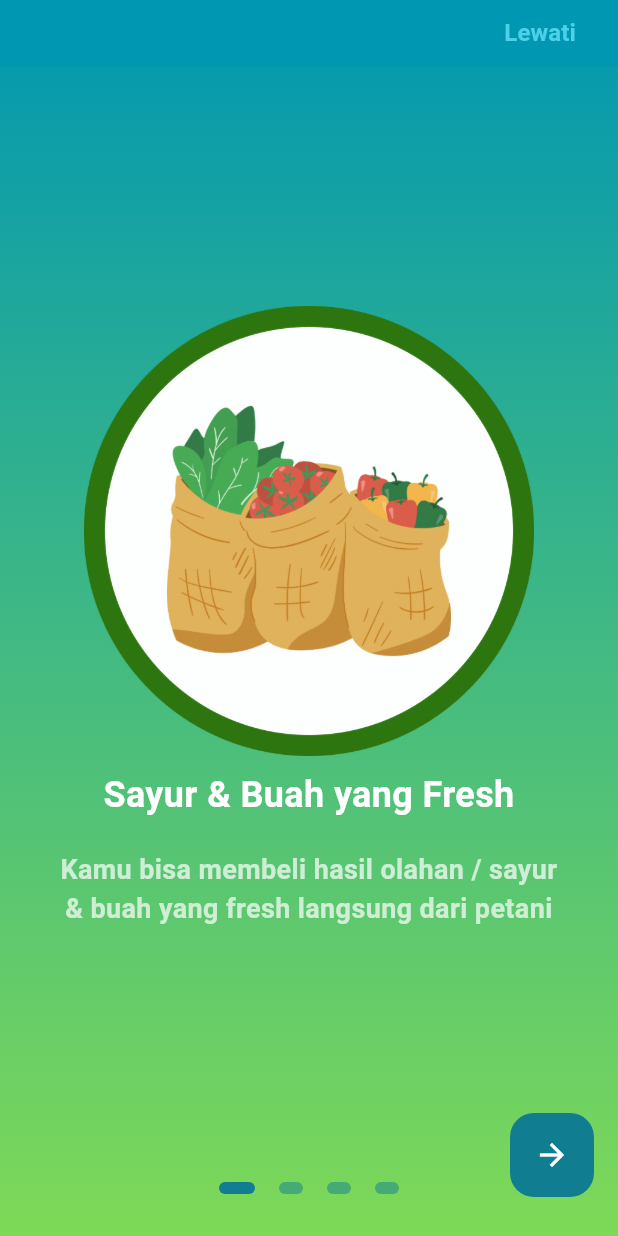
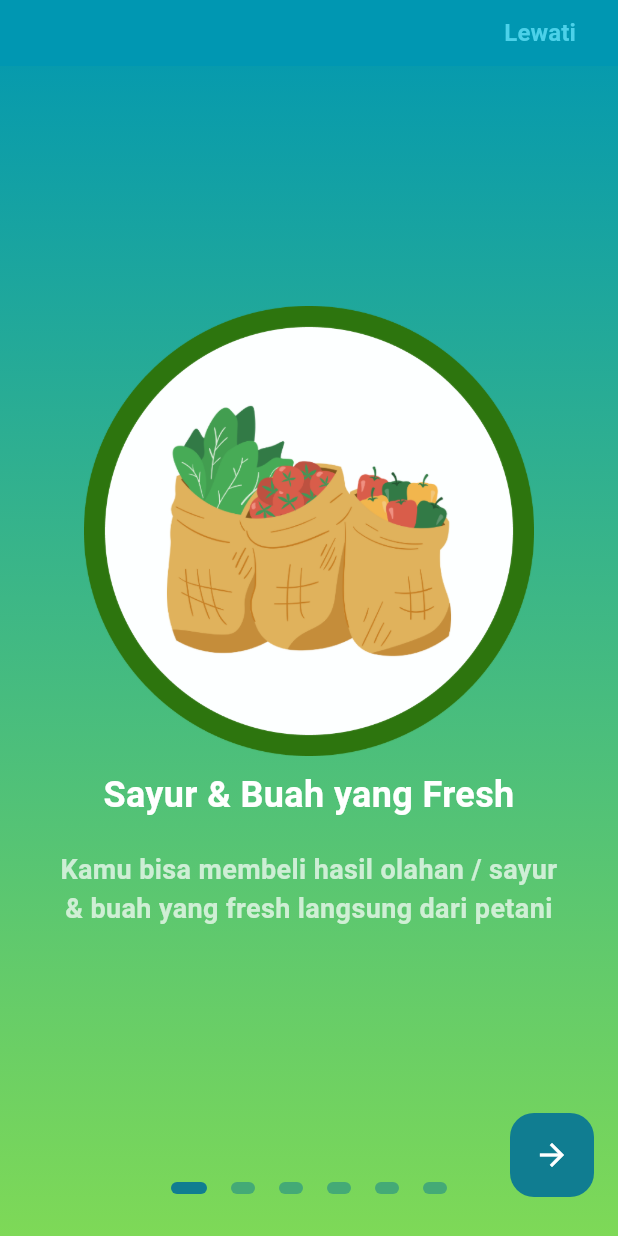
Before and after one commit to dodichakill/higrolyn, a Flutter app: the screen it shows after launch, on a phone screen of 412 x 824 dp. Run offline on Flutter 3.47's test engine with Material 3 defaults, Android fonts, the light colour scheme and no system bars; drawn by our look-alikes of flutter_onboarding_slider; our stand-ins replace another_flutter_splash_screen.

Commit message:
feat: add other onboarding list

```diff
--- /dev/null
+++ b/lib/api/dummyfile.txt
@@ -0,0 +1 @@
+Gasskeun ngap
--- /dev/null
+++ b/lib/models/dummyfile.txt
@@ -0,0 +1 @@
+Gasskeun ngap
--- a/lib/utils/assets_path.dart
+++ b/lib/utils/assets_path.dart
@@ -7,4 +7,6 @@ class ImageAssets {
   static const String onboarding1 = "$root/foods.png";
   static const String onboarding2 = "$root/scan.png";
   static const String onboarding3 = "$root/comunity.png";
+  static const String onboarding4 = "$root/chatbot.png";
+  static const String onboarding5 = "$root/article.png";
 }
--- a/lib/views/onboarding_screen.dart
+++ b/lib/views/onboarding_screen.dart
@@ -48,7 +48,7 @@ class OnboardingScreen extends StatelessWidget {
         );
       },
       controllerColor: MyColors.secondaryColorDark,
-      totalPage: 4,
+      totalPage: 6,
       headerBackgroundColor: MyColors.secondaryColor,
       pageBackgroundGradient: const LinearGradient(colors: [
         MyColors.secondaryColor,
@@ -69,6 +69,16 @@ class OnboardingScreen extends StatelessWidget {
         ),
         Image.asset(
           ImageAssets.onboarding3,
+          height: 300,
+          alignment: Alignment.center,
+        ),
+        Image.asset(
+          ImageAssets.onboarding4,
+          height: 300,
+          alignment: Alignment.center,
+        ),
+        Image.asset(
+          ImageAssets.onboarding5,
           height: 300,
           alignment: Alignment.center,
         ),
@@ -197,6 +207,76 @@ class OnboardingScreen extends StatelessWidget {
                 height: 480,
               ),
               Text(
+                'Chatbot Interaktif',
+                textAlign: TextAlign.center,
+                style: TextStyle(
+                  color: Colors.white,
+                  fontSize: 24.0,
+                  fontWeight: FontWeight.w600,
+                ),
+              ),
+              SizedBox(
+                height: 20,
+              ),
+              Text(
+                'Kamu juga bisa berdiskusi dengan chatbot tentang informasi pertanian',
+                textAlign: TextAlign.center,
+                style: TextStyle(
+                  color: Colors.white70,
+                  fontSize: 18.0,
+                  fontWeight: FontWeight.w600,
+                ),
+              ),
+            ],
+          ),
+        ),
+        Container(
+          alignment: Alignment.center,
+          width: MediaQuery.of(context).size.width,
+          padding: const EdgeInsets.symmetric(horizontal: 40),
+          child: const Column(
+            mainAxisAlignment: MainAxisAlignment.start,
+            crossAxisAlignment: CrossAxisAlignment.center,
+            children: <Widget>[
+              SizedBox(
+                height: 480,
+              ),
+              Text(
+                'Artikel Edukasi',
+                textAlign: TextAlign.center,
+                style: TextStyle(
+                  color: Colors.white,
+                  fontSize: 24.0,
+                  fontWeight: FontWeight.w600,
+                ),
+              ),
+              SizedBox(
+                height: 20,
+              ),
+              Text(
+                'Tingkatkan Literasimu melalui artikel dan video edukasi pertanian',
+                textAlign: TextAlign.center,
+                style: TextStyle(
+                  color: Colors.white70,
+                  fontSize: 18.0,
+                  fontWeight: FontWeight.w600,
+                ),
+              ),
+            ],
+          ),
+        ),
+        Container(
+          alignment: Alignment.center,
+          width: MediaQuery.of(context).size.width,
+          padding: const EdgeInsets.symmetric(horizontal: 40),
+          child: const Column(
+            mainAxisAlignment: MainAxisAlignment.start,
+            crossAxisAlignment: CrossAxisAlignment.center,
+            children: <Widget>[
+              SizedBox(
+                height: 480,
+              ),
+              Text(
                 'Mulai Aja Dulu',
                 textAlign: TextAlign.center,
                 style: TextStyle(
--- /dev/null
+++ b/lib/widgets/dummyfile.txt
@@ -0,0 +1 @@
+Gasskeun ngap
```
Also changed, not shown: assets/images/article.png (added), assets/images/chatbot.png (added).
